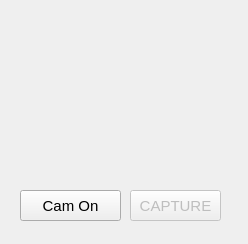
Above: ArcApp/takephoto.ui from Arc-Project/Arc before the change. Below: the same form after it.
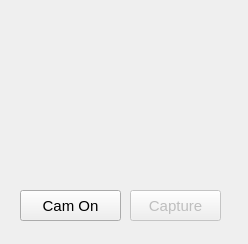
That is the form after the change.

The edit to the form file:
```diff
--- a/ArcApp/takephoto.ui
+++ b/ArcApp/takephoto.ui
@@ -31,7 +31,7 @@
     </font>
    </property>
    <property name="text">
-    <string>CAPTURE</string>
+    <string>Capture</string>
    </property>
   </widget>
   <widget class="QPushButton" name="pushButtons_camstart">
```
